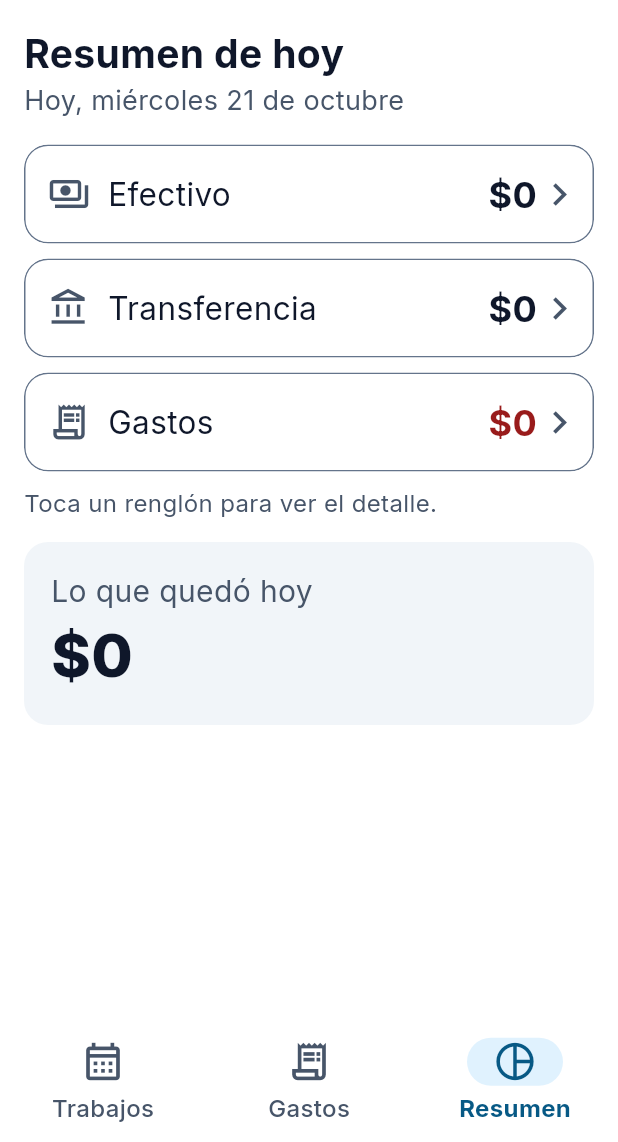
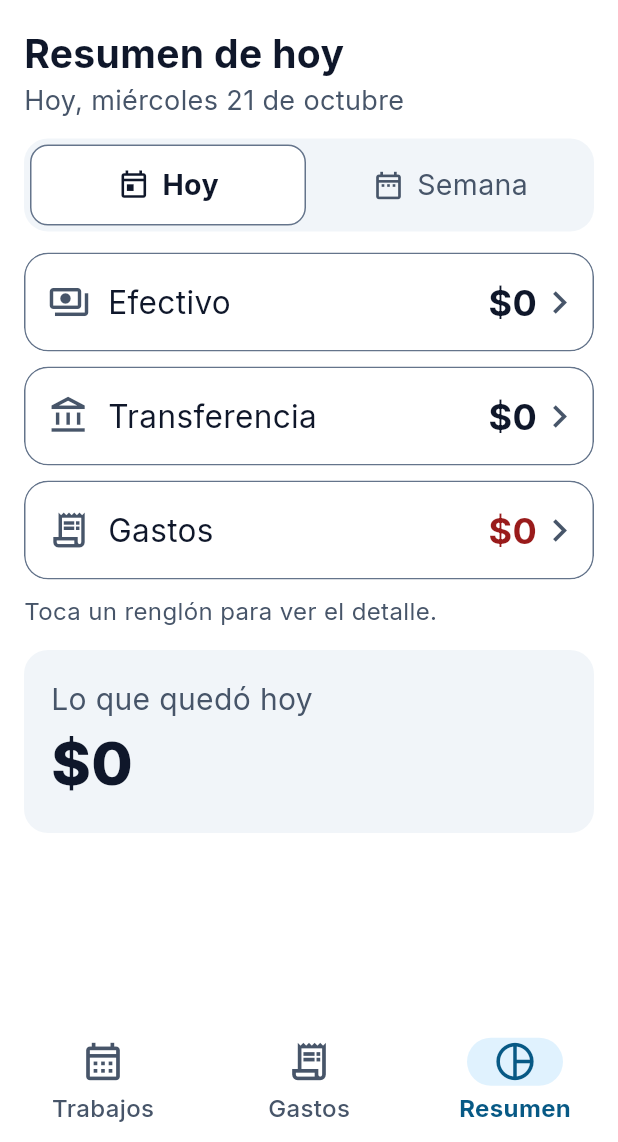
Before and after one commit to HeilamAP/herreria-app-mobile, a Flutter app: the EncargadoShell screen opened directly, item 3 of the bottom bar chosen, on a phone screen of 412 x 824 dp, the part 94-1236 px from its top. Run offline on Flutter 3.47's test engine with Material 3 defaults, Android fonts, the phone set to English and light mode, and no system bars; our stand-ins replace google_fonts, share_plus, shared_preferences; accounts and stored records are empty.

Commit message:
Resumen de la semana con su detalle por día
- Selector Hoy / Semana en el Resumen. En Semana se suman los cobros y
  gastos de lunes a domingo, con flechas para ver semanas anteriores y
  "Volver a esta semana".
- Las listas desplegables de Efectivo, Transferencia y Gastos se agrupan
  por día, con el total de cada día.
- Consultas de cobros y gastos por rango de fechas en el motor.
- Pruebas: totales de la semana, agrupación por día y semana anterior.

```diff
--- a/lib/screens/encargado/resumen_screen.dart
+++ b/lib/screens/encargado/resumen_screen.dart
@@ -8,8 +8,8 @@ import 'ui.dart';
 
 enum DetalleResumen { efectivo, transferencia, gastos }
 
-/// Resumen de hoy. Cada renglón (Efectivo, Transferencia, Gastos) se despliega
-/// debajo de sí mismo para mostrar su detalle.
+/// Resumen del equipo, de hoy o de una semana (lunes a domingo). Cada renglón
+/// (Efectivo, Transferencia, Gastos) se despliega debajo de sí mismo con su detalle.
 class ResumenEquipoScreen extends StatefulWidget {
   const ResumenEquipoScreen({super.key});
 
@@ -19,6 +19,16 @@ class ResumenEquipoScreen extends StatefulWidget {
 
 class _ResumenEquipoScreenState extends State<ResumenEquipoScreen> {
   final _abiertos = <DetalleResumen>{};
+  bool _semana = false;
+  DateTime _lunes = lunesDe(hoy());
+
+  bool get _esEstaSemana => _lunes == lunesDe(hoy());
+
+  /// "hoy", "esta semana" o "esa semana", para los textos.
+  String get _cuando => !_semana ? 'hoy' : _esEstaSemana ? 'esta semana' : 'esa semana';
+
+  String get _desde => _semana ? fechaKey(_lunes) : fechaKey(hoy());
+  String get _hasta => _semana ? fechaKey(_lunes.add(const Duration(days: 6))) : fechaKey(hoy());
 
   void _alternar(DetalleResumen d) => setState(() => _abiertos.contains(d) ? _abiertos.remove(d) : _abiertos.add(d));
 
@@ -26,18 +36,36 @@ class _ResumenEquipoScreenState extends State<ResumenEquipoScreen> {
   Widget build(BuildContext context) {
     final engine = context.watch<AppEngineService>();
     final equipo = context.read<AuthService>().currentUser?.equipoId ?? 'equipo1';
-    final dia = fechaKey(hoy());
-    final r = engine.resumen(equipo, dia, dia);
+    final r = engine.resumen(equipo, _desde, _hasta);
+    final cuando = _cuando;
 
     return ListView(
       padding: const EdgeInsets.fromLTRB(16, 8, 16, 24),
       children: [
-        const Text('Resumen de hoy', style: TextStyle(fontSize: 26, fontWeight: FontWeight.w700, color: EC.texto)),
-        Text(diaTexto(hoy()), style: const TextStyle(fontSize: 18, color: EC.textoSuave)),
-        const SizedBox(height: 16),
-        _seccion(DetalleResumen.efectivo, Icons.payments_outlined, 'Efectivo', dinero(r.efectivo), equipo, dia),
-        _seccion(DetalleResumen.transferencia, Icons.account_balance_outlined, 'Transferencia', dinero(r.transferencia), equipo, dia),
-        _seccion(DetalleResumen.gastos, Icons.receipt_long_outlined, 'Gastos', r.gastos > 0 ? '−${dinero(r.gastos)}' : dinero(0), equipo, dia,
+        Text(_semana ? 'Resumen de la semana' : 'Resumen de hoy',
+            style: const TextStyle(fontSize: 26, fontWeight: FontWeight.w700, color: EC.texto)),
+        if (!_semana) Text(diaTexto(hoy()), style: const TextStyle(fontSize: 18, color: EC.textoSuave)),
+        const SizedBox(height: 12),
+        _selectorPeriodo(),
+        if (_semana) ...[
+          const SizedBox(height: 10),
+          SelectorConFlechas(
+            texto: semanaTexto(_lunes),
+            onAnterior: () => setState(() => _lunes = _lunes.subtract(const Duration(days: 7))),
+            onSiguiente: _esEstaSemana ? null : () => setState(() => _lunes = _lunes.add(const Duration(days: 7))),
+          ),
+          if (!_esEstaSemana)
+            Center(
+              child: TextButton(
+                onPressed: () => setState(() => _lunes = lunesDe(hoy())),
+                child: const Text('Volver a esta semana', style: TextStyle(fontSize: 17)),
+              ),
+            ),
+        ],
+        const SizedBox(height: 14),
+        _seccion(DetalleResumen.efectivo, Icons.payments_outlined, 'Efectivo', dinero(r.efectivo), equipo),
+        _seccion(DetalleResumen.transferencia, Icons.account_balance_outlined, 'Transferencia', dinero(r.transferencia), equipo),
+        _seccion(DetalleResumen.gastos, Icons.receipt_long_outlined, 'Gastos', r.gastos > 0 ? '−${dinero(r.gastos)}' : dinero(0), equipo,
             color: EC.peligroTexto),
         const Text('Toca un renglón para ver el detalle.', style: TextStyle(fontSize: 16, color: EC.textoSuave)),
         const SizedBox(height: 14),
@@ -45,7 +73,7 @@ class _ResumenEquipoScreenState extends State<ResumenEquipoScreen> {
           padding: const EdgeInsets.all(18),
           decoration: BoxDecoration(color: EC.superficie, borderRadius: BorderRadius.circular(16)),
           child: Column(crossAxisAlignment: CrossAxisAlignment.start, children: [
-            const Text('Lo que quedó hoy', style: TextStyle(fontSize: 20, color: EC.textoSuave)),
+            Text('Lo que quedó $cuando', style: const TextStyle(fontSize: 20, color: EC.textoSuave)),
             Text(dinero(r.efectivo + r.transferencia - r.gastos),
                 style: const TextStyle(fontSize: 40, fontWeight: FontWeight.w800, color: EC.texto)),
           ]),
@@ -58,8 +86,48 @@ class _ResumenEquipoScreenState extends State<ResumenEquipoScreen> {
     );
   }
 
-  Widget _seccion(DetalleResumen detalle, IconData icono, String texto, String valor, String equipo, String dia,
-      {Color color = EC.texto}) {
+  Widget _selectorPeriodo() {
+    Widget opcion(bool semana, String texto, IconData icono) {
+      final activa = _semana == semana;
+      return Expanded(
+        child: Material(
+          color: activa ? EC.fondo : Colors.transparent,
+          shape: RoundedRectangleBorder(
+            borderRadius: BorderRadius.circular(12),
+            side: BorderSide(color: activa ? EC.bordeFuerte : Colors.transparent),
+          ),
+          child: InkWell(
+            borderRadius: BorderRadius.circular(12),
+            onTap: () => setState(() {
+              _semana = semana;
+              if (semana) _lunes = lunesDe(hoy());
+            }),
+            child: SizedBox(
+              height: 54,
+              child: Row(mainAxisAlignment: MainAxisAlignment.center, children: [
+                Icon(icono, size: 22, color: activa ? EC.texto : EC.textoSuave),
+                const SizedBox(width: 8),
+                Text(texto,
+                    style: TextStyle(fontSize: 19, fontWeight: activa ? FontWeight.w700 : FontWeight.w400, color: activa ? EC.texto : EC.textoSuave)),
+              ]),
+            ),
+          ),
+        ),
+      );
+    }
+
+    return Container(
+      padding: const EdgeInsets.all(4),
+      decoration: BoxDecoration(color: EC.superficie, borderRadius: BorderRadius.circular(16)),
+      child: Row(children: [
+        opcion(false, 'Hoy', Icons.today_outlined),
+        const SizedBox(width: 4),
+        opcion(true, 'Semana', Icons.date_range_outlined),
+      ]),
+    );
+  }
+
+  Widget _seccion(DetalleResumen detalle, IconData icono, String texto, String valor, String equipo, {Color color = EC.texto}) {
     final abierto = _abiertos.contains(detalle);
     return Padding(
       padding: const EdgeInsets.only(bottom: 10),
@@ -94,7 +162,7 @@ class _ResumenEquipoScreenState extends State<ResumenEquipoScreen> {
               duration: const Duration(milliseconds: 200),
               curve: Curves.easeOut,
               alignment: Alignment.topCenter,
-              child: abierto ? _detalle(detalle, equipo, dia) : const SizedBox(width: double.infinity),
+              child: abierto ? _detalle(detalle, equipo) : const SizedBox(width: double.infinity),
             ),
           ],
         ),
@@ -102,14 +170,32 @@ class _ResumenEquipoScreenState extends State<ResumenEquipoScreen> {
     );
   }
 
-  /// Lista que se despliega debajo del renglón: los cobros o los gastos del día.
-  Widget _detalle(DetalleResumen detalle, String equipo, String dia) {
+  /// Lista que se despliega debajo del renglón. En la vista de semana se agrupa por día.
+  Widget _detalle(DetalleResumen detalle, String equipo) {
     final engine = context.read<AppEngineService>();
     final esGastos = detalle == DetalleResumen.gastos;
     final filas = <Widget>[];
+    String? diaAnterior;
+
+    void encabezadoDia(String fecha, double totalDia) {
+      if (!_semana || fecha == diaAnterior) return;
+      diaAnterior = fecha;
+      filas.add(Padding(
+        padding: EdgeInsets.fromLTRB(4, filas.isEmpty ? 2 : 10, 4, 6),
+        child: Row(children: [
+          Expanded(
+            child: Text(_nombreDia(fecha), style: const TextStyle(fontSize: 18, fontWeight: FontWeight.w700, color: EC.texto)),
+          ),
+          Text(esGastos ? '−${dinero(totalDia)}' : dinero(totalDia),
+              style: TextStyle(fontSize: 17, fontWeight: FontWeight.w700, color: esGastos ? EC.peligroTexto : EC.textoSuave)),
+        ]),
+      ));
+    }
 
     if (esGastos) {
-      for (final g in engine.gastosDelDia(equipo, dia)) {
+      final gastos = engine.gastosEntre(equipo, _desde, _hasta);
+      for (final g in gastos) {
+        encabezadoDia(g.fecha, gastos.where((x) => x.fecha == g.fecha).fold<double>(0, (s, x) => s + x.monto));
         filas.add(_fila(
           icono: iconoDeCategoria(g.categoria),
           arriba: g.descripcion.isNotEmpty ? g.descripcion : g.categoria,
@@ -120,7 +206,9 @@ class _ResumenEquipoScreenState extends State<ResumenEquipoScreen> {
         ));
       }
     } else {
-      for (final t in engine.cobrosDelDia(equipo, dia, detalle.name)) {
+      final cobros = engine.cobrosEntre(equipo, _desde, _hasta, detalle.name);
+      for (final t in cobros) {
+        encabezadoDia(t.fecha, cobros.where((x) => x.fecha == t.fecha).fold<double>(0, (s, x) => s + x.monto));
         filas.add(_fila(
           icono: iconoDeTipo(t.tipo),
           arriba: t.cliente,
@@ -134,6 +222,7 @@ class _ResumenEquipoScreenState extends State<ResumenEquipoScreen> {
       }
     }
 
+    final cuando = _cuando;
     return Container(
       width: double.infinity,
       decoration: const BoxDecoration(color: EC.superficie, border: Border(top: BorderSide(color: EC.borde))),
@@ -146,8 +235,8 @@ class _ResumenEquipoScreenState extends State<ResumenEquipoScreen> {
               padding: const EdgeInsets.symmetric(vertical: 12),
               child: Text(
                 esGastos
-                    ? 'Hoy no has anotado gastos'
-                    : 'Hoy no hay cobros ${detalle == DetalleResumen.efectivo ? 'en efectivo' : 'por transferencia'}',
+                    ? 'No hay gastos $cuando'
+                    : 'No hay cobros ${detalle == DetalleResumen.efectivo ? 'en efectivo' : 'por transferencia'} $cuando',
                 textAlign: TextAlign.center,
                 style: const TextStyle(fontSize: 18, color: EC.textoSuave),
               ),
@@ -165,6 +254,14 @@ class _ResumenEquipoScreenState extends State<ResumenEquipoScreen> {
         ],
       ),
     );
+  }
+
+  String _nombreDia(String fecha) {
+    final d = fechaDeKey(fecha);
+    final dif = diasEntre(hoy(), d);
+    final nombre = '${diasLargos[d.weekday - 1]} ${d.day}';
+    final capital = '${nombre[0].toUpperCase()}${nombre.substring(1)}';
+    return dif == 0 ? 'Hoy, $nombre' : dif == -1 ? 'Ayer, $nombre' : capital;
   }
 
   Widget _fila({
--- a/lib/services/app_engine_service.dart
+++ b/lib/services/app_engine_service.dart
@@ -419,15 +419,25 @@ class AppEngineService extends ChangeNotifier {
   }
 
   /// Trabajos y ventas cobrados en una fecha con cierta forma de pago ('efectivo' | 'transferencia').
-  List<VisitaAgenda> cobrosDelDia(String equipoId, String fecha, String metodo) {
+  List<VisitaAgenda> cobrosDelDia(String equipoId, String fecha, String metodo) => cobrosEntre(equipoId, fecha, fecha, metodo);
+
+  /// Cobros entre dos fechas (yyyy-MM-dd, ambas incluidas), ordenados por día y hora.
+  List<VisitaAgenda> cobrosEntre(String equipoId, String desde, String hasta, String metodo) {
     final list = getAgendaFiltered(equipoId).where((a) {
-      if (!a.completado || a.fecha != fecha) return false;
+      if (!a.completado || a.fecha.compareTo(desde) < 0 || a.fecha.compareTo(hasta) > 0) return false;
       final esTransferencia = a.metodoPago.toLowerCase() == 'transferencia';
       return metodo == 'transferencia' ? esTransferencia : !esTransferencia;
     }).toList();
-    list.sort((a, b) => a.minutosDelDia.compareTo(b.minutosDelDia));
+    list.sort((a, b) {
+      final f = a.fecha.compareTo(b.fecha);
+      return f != 0 ? f : a.minutosDelDia.compareTo(b.minutosDelDia);
+    });
     return list;
   }
+
+  List<Gasto> gastosEntre(String equipoId, String desde, String hasta) =>
+      getGastosFiltered(equipoId).where((g) => g.fecha.compareTo(desde) >= 0 && g.fecha.compareTo(hasta) <= 0).toList()
+        ..sort((a, b) => a.fecha.compareTo(b.fecha));
 
   List<Gasto> gastosDelDia(String equipoId, String fecha) =>
       getGastosFiltered(equipoId).where((g) => g.fecha == fecha).toList();
```
Also changed, not shown: 1 other file.
